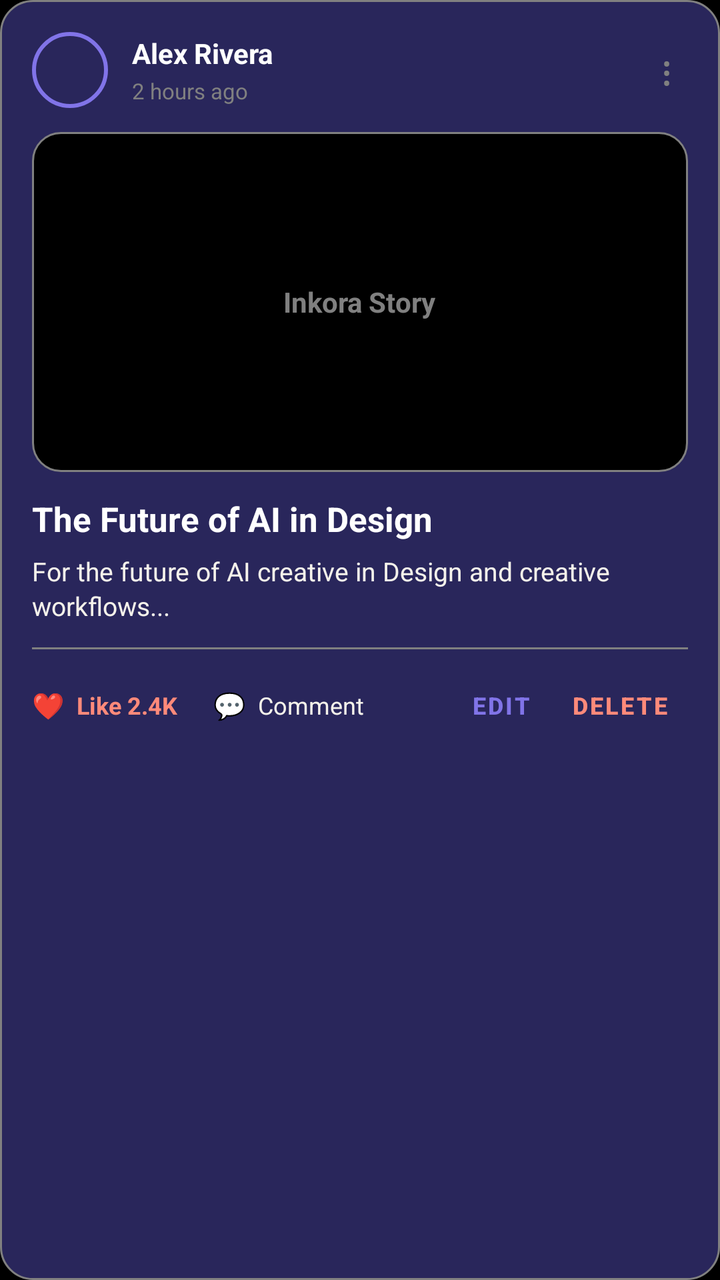
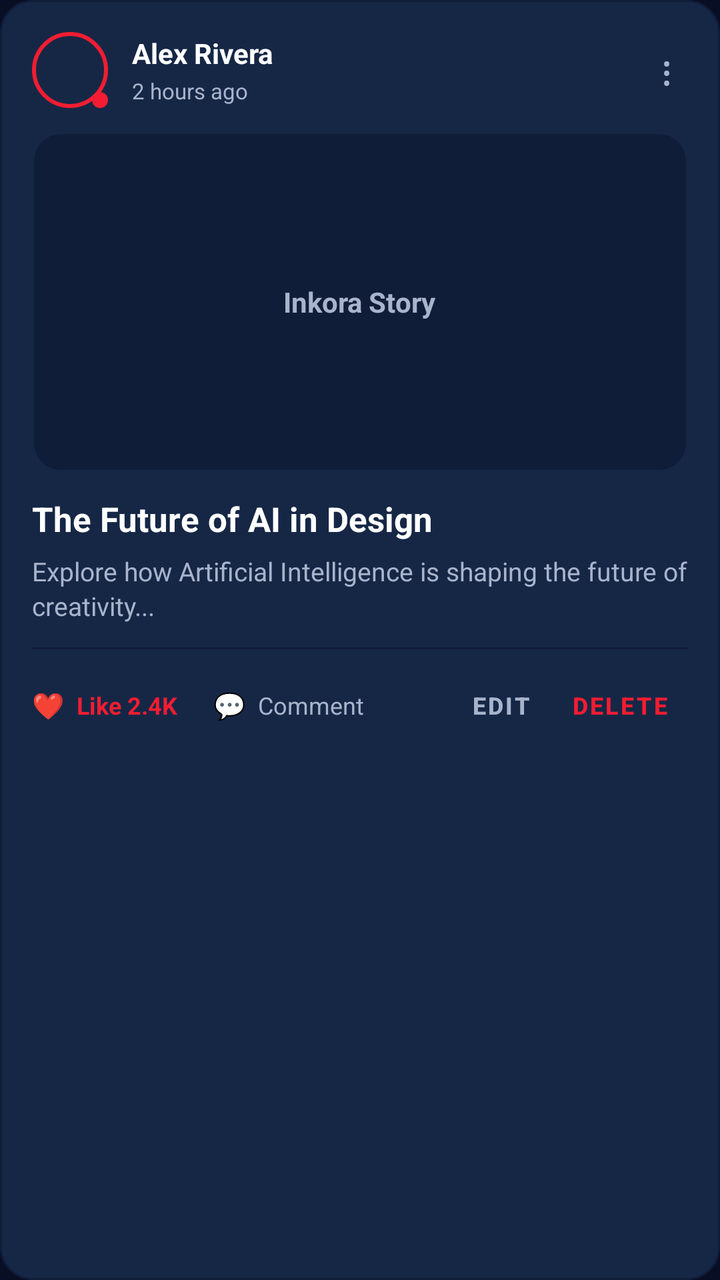

Two renders of the same Android screen: before a commit and after it. Below are the layout's source before the change and the commit's diff.
<!-- AndroidManifest.xml: application theme Theme.Task_3 -->
<!-- res/layout/item_blog.xml -->
<?xml version="1.0" encoding="utf-8"?>
<LinearLayout
    xmlns:android="http://schemas.android.com/apk/res/android"
    xmlns:app="http://schemas.android.com/apk/res-auto"
    android:layout_width="match_parent"
    android:layout_height="wrap_content"
    android:orientation="vertical"
    android:layout_marginBottom="16dp"
    android:background="@drawable/bg_card_dark"
    android:padding="16dp">

    
    <LinearLayout
        android:layout_width="match_parent"
        android:layout_height="wrap_content"
        android:gravity="center_vertical"
        android:orientation="horizontal">

        
        <View
            android:id="@+id/avatarPlaceholder"
            android:layout_width="38dp"
            android:layout_height="38dp"
            android:background="@drawable/bg_avatar_placeholder" />

        <LinearLayout
            android:layout_width="0dp"
            android:layout_height="wrap_content"
            android:layout_marginStart="12dp"
            android:layout_weight="1"
            android:orientation="vertical">

            <TextView
                android:id="@+id/tvBlogAuthor"
                android:layout_width="wrap_content"
                android:layout_height="wrap_content"
                android:text="Alex Rivera"
                android:textColor="@color/White"
                android:textSize="14sp"
                android:textStyle="bold" />

            <TextView
                android:id="@+id/tvBlogTime"
                android:layout_width="wrap_content"
                android:layout_height="wrap_content"
                android:layout_marginTop="2dp"
                android:text="2 hours ago"
                android:textColor="@color/Grey"
                android:textSize="11sp" />
        </LinearLayout>

        <TextView
            android:id="@+id/tvOptions"
            android:layout_width="wrap_content"
            android:layout_height="wrap_content"
            android:paddingHorizontal="8dp"
            android:text="⋮"
            android:textColor="@color/Grey"
            android:textSize="20sp" />
    </LinearLayout>

    
    <FrameLayout
        android:id="@+id/coverImageContainer"
        android:layout_width="match_parent"
        android:layout_height="170dp"
        android:layout_marginTop="12dp"
        android:background="@drawable/bg_image_placeholder">

        <TextView
            android:layout_width="wrap_content"
            android:layout_height="wrap_content"
            android:layout_gravity="center"
            android:text="Inkora Story"
            android:textColor="@color/Grey"
            android:textSize="14sp"
            android:textStyle="bold" />
    </FrameLayout>

    
    <TextView
        android:id="@+id/tvBlogTitle"
        android:layout_width="match_parent"
        android:layout_height="wrap_content"
        android:layout_marginTop="12dp"
        android:text="The Future of AI in Design"
        android:textColor="@color/White"
        android:textSize="17sp"
        android:textStyle="bold"
        android:lineSpacingExtra="2dp" />

    
    <TextView
        android:id="@+id/tvBlogContent"
        android:layout_width="match_parent"
        android:layout_height="wrap_content"
        android:layout_marginTop="6dp"
        android:ellipsize="end"
        android:maxLines="2"
        android:text="For the future of AI creative in Design and creative workflows..."
        android:textColor="@color/Warm_Ivory"
        android:textSize="13sp"
        android:lineSpacingExtra="2dp" />

    
    <View
        android:layout_width="match_parent"
        android:layout_height="1dp"
        android:layout_marginTop="12dp"
        android:layout_marginBottom="10dp"
        android:background="@color/Grey" />

    
    <LinearLayout
        android:layout_width="match_parent"
        android:layout_height="wrap_content"
        android:gravity="center_vertical"
        android:orientation="horizontal">

        
        <LinearLayout
            android:id="@+id/layoutLike"
            android:layout_width="wrap_content"
            android:layout_height="wrap_content"
            android:gravity="center_vertical"
            android:orientation="horizontal"
            android:paddingVertical="4dp">

            <TextView
                android:layout_width="wrap_content"
                android:layout_height="wrap_content"
                android:text="❤️"
                android:textSize="13sp" />

            <TextView
                android:id="@+id/tvLikesCount"
                android:layout_width="wrap_content"
                android:layout_height="wrap_content"
                android:layout_marginStart="6dp"
                android:text="Like 2.4K"
                android:textColor="@color/Coral_Accent"
                android:textSize="12sp"
                android:textStyle="bold" />
        </LinearLayout>

        
        <LinearLayout
            android:id="@+id/layoutComment"
            android:layout_width="wrap_content"
            android:layout_height="wrap_content"
            android:layout_marginStart="18dp"
            android:gravity="center_vertical"
            android:orientation="horizontal"
            android:paddingVertical="4dp">

            <TextView
                android:layout_width="wrap_content"
                android:layout_height="wrap_content"
                android:text="💬"
                android:textSize="13sp" />

            <TextView
                android:layout_width="wrap_content"
                android:layout_height="wrap_content"
                android:layout_marginStart="6dp"
                android:text="Comment"
                android:textColor="@color/Warm_Ivory"
                android:textSize="12sp" />
        </LinearLayout>

        <View
            android:layout_width="0dp"
            android:layout_height="1dp"
            android:layout_weight="1" />

        
        <androidx.appcompat.widget.AppCompatButton
            android:id="@+id/btnEdit"
            style="@style/Widget.MaterialComponents.Button.TextButton"
            android:layout_width="wrap_content"
            android:layout_height="36dp"
            android:minWidth="48dp"
            android:paddingHorizontal="10dp"
            android:text="Edit"
            android:textColor="@color/Soft_Violet"
            android:textSize="12sp"
            android:textStyle="bold" />

        
        <androidx.appcompat.widget.AppCompatButton
            android:id="@+id/btnDelete"
            style="@style/Widget.MaterialComponents.Button.TextButton"
            android:layout_width="wrap_content"
            android:layout_height="36dp"
            android:minWidth="48dp"
            android:paddingHorizontal="10dp"
            android:text="Delete"
            android:textColor="@color/Coral_Accent"
            android:textSize="12sp"
            android:textStyle="bold" />
    </LinearLayout>

</LinearLayout>
<!-- resources referenced by this layout -->
<resources>
  <color name="Coral_Accent">#FF8A7A</color>
  <color name="Grey">#808080</color>
  <color name="Soft_Violet">#8174E8</color>
  <color name="Warm_Ivory">#F5F2EB</color>
  <color name="White">#FFFFFF</color>
  <!-- drawable bg_avatar_placeholder (drawable) -->
  <?xml version="1.0" encoding="utf-8"?>
  <shape xmlns:android="http://schemas.android.com/apk/res/android"
      android:shape="oval">
      <solid android:color="@color/Midnight_indigo" />
      <stroke
          android:width="2dp"
          android:color="@color/Soft_Violet" />
  </shape>
  <!-- drawable bg_card_dark (drawable) -->
  <?xml version="1.0" encoding="utf-8"?>
  <shape xmlns:android="http://schemas.android.com/apk/res/android"
      android:shape="rectangle">
      <solid android:color="@color/Midnight_indigo" />
      <stroke
          android:width="1dp"
          android:color="@color/Grey" />
      <corners android:radius="16dp" />
  </shape>
  <!-- drawable bg_image_placeholder (drawable) -->
  <?xml version="1.0" encoding="utf-8"?>
  <shape xmlns:android="http://schemas.android.com/apk/res/android"
      android:shape="rectangle">
      <solid android:color="@color/Black" />
      <stroke
          android:width="1dp"
          android:color="@color/Grey" />
      <corners android:radius="14dp" />
  </shape>
  <style name="Theme.Task_3" parent="Base.Theme.Task_3" />
  <color name="Midnight_indigo">#29265B</color>
  <color name="Black">#000000</color>
  <style name="Base.Theme.Task_3" parent="Theme.Material3.DayNight.NoActionBar">
          <item name="colorPrimary">@color/Soft_Violet</item>
          <item name="colorPrimaryVariant">@color/Midnight_indigo</item>
          <item name="colorSecondary">@color/Coral_Accent</item>
          <item name="android:statusBarColor">@color/Midnight_indigo</item>
          <item name="android:windowBackground">@color/Black</item>
          <item name="android:navigationBarColor">@color/Midnight_indigo</item>
      </style>
</resources>

<!-- the commit's change to res/layout/item_blog.xml (unified diff, before → after) -->
@@ -17,11 +17,23 @@
         android:orientation="horizontal">
 
         
-        <View
-            android:id="@+id/avatarPlaceholder"
-            android:layout_width="38dp"
-            android:layout_height="38dp"
-            android:background="@drawable/bg_avatar_placeholder" />
+        <FrameLayout
+            android:layout_width="wrap_content"
+            android:layout_height="wrap_content">
+
+            <View
+                android:id="@+id/avatarPlaceholder"
+                android:layout_width="38dp"
+                android:layout_height="38dp"
+                android:background="@drawable/bg_avatar_placeholder" />
+
+            
+            <View
+                android:layout_width="8dp"
+                android:layout_height="8dp"
+                android:layout_gravity="bottom|end"
+                android:background="@drawable/bg_primary_button" />
+        </FrameLayout>
 
         <LinearLayout
             android:layout_width="0dp"
@@ -35,7 +47,7 @@
                 android:layout_width="wrap_content"
                 android:layout_height="wrap_content"
                 android:text="Alex Rivera"
-                android:textColor="@color/White"
+                android:textColor="@color/primary_text"
                 android:textSize="14sp"
                 android:textStyle="bold" />
 
@@ -45,7 +57,7 @@
                 android:layout_height="wrap_content"
                 android:layout_marginTop="2dp"
                 android:text="2 hours ago"
-                android:textColor="@color/Grey"
+                android:textColor="@color/secondary_text"
                 android:textSize="11sp" />
         </LinearLayout>
 
@@ -55,7 +67,7 @@
             android:layout_height="wrap_content"
             android:paddingHorizontal="8dp"
             android:text="⋮"
-            android:textColor="@color/Grey"
+            android:textColor="@color/secondary_text"
             android:textSize="20sp" />
     </LinearLayout>
 
@@ -72,7 +84,7 @@
             android:layout_height="wrap_content"
             android:layout_gravity="center"
             android:text="Inkora Story"
-            android:textColor="@color/Grey"
+            android:textColor="@color/secondary_text"
             android:textSize="14sp"
             android:textStyle="bold" />
     </FrameLayout>
@@ -84,7 +96,7 @@
         android:layout_height="wrap_content"
         android:layout_marginTop="12dp"
         android:text="The Future of AI in Design"
-        android:textColor="@color/White"
+        android:textColor="@color/primary_text"
         android:textSize="17sp"
         android:textStyle="bold"
         android:lineSpacingExtra="2dp" />
@@ -97,8 +109,8 @@
         android:layout_marginTop="6dp"
         android:ellipsize="end"
         android:maxLines="2"
-        android:text="For the future of AI creative in Design and creative workflows..."
-        android:textColor="@color/Warm_Ivory"
+        android:text="Explore how Artificial Intelligence is shaping the future of creativity..."
+        android:textColor="@color/secondary_text"
         android:textSize="13sp"
         android:lineSpacingExtra="2dp" />
 
@@ -108,7 +120,7 @@
         android:layout_height="1dp"
         android:layout_marginTop="12dp"
         android:layout_marginBottom="10dp"
-        android:background="@color/Grey" />
+        android:background="@color/secondary_background" />
 
     
     <LinearLayout
@@ -138,7 +150,7 @@
                 android:layout_height="wrap_content"
                 android:layout_marginStart="6dp"
                 android:text="Like 2.4K"
-                android:textColor="@color/Coral_Accent"
+                android:textColor="@color/primary_red"
                 android:textSize="12sp"
                 android:textStyle="bold" />
         </LinearLayout>
@@ -164,7 +176,7 @@
                 android:layout_height="wrap_content"
                 android:layout_marginStart="6dp"
                 android:text="Comment"
-                android:textColor="@color/Warm_Ivory"
+                android:textColor="@color/secondary_text"
                 android:textSize="12sp" />
         </LinearLayout>
 
@@ -182,7 +194,7 @@
             android:minWidth="48dp"
             android:paddingHorizontal="10dp"
             android:text="Edit"
-            android:textColor="@color/Soft_Violet"
+            android:textColor="@color/secondary_text"
             android:textSize="12sp"
             android:textStyle="bold" />
 
@@ -195,7 +207,7 @@
             android:minWidth="48dp"
             android:paddingHorizontal="10dp"
             android:text="Delete"
-            android:textColor="@color/Coral_Accent"
+            android:textColor="@color/primary_red"
             android:textSize="12sp"
             android:textStyle="bold" />
     </LinearLayout>
<!-- resource entries referenced after the edit -->
@@ -1,49 +1,55 @@
 <!-- resources referenced by this layout -->
 <resources>
-  <color name="Coral_Accent">#FF8A7A</color>
-  <color name="Grey">#808080</color>
-  <color name="Soft_Violet">#8174E8</color>
-  <color name="Warm_Ivory">#F5F2EB</color>
-  <color name="White">#FFFFFF</color>
+  <color name="primary_red">#F21D32</color>
+  <color name="primary_text">#FFFFFF</color>
+  <color name="secondary_background">#101D38</color>
+  <color name="secondary_text">#A8B4CC</color>
   <!-- drawable bg_avatar_placeholder (drawable) -->
   <?xml version="1.0" encoding="utf-8"?>
   <shape xmlns:android="http://schemas.android.com/apk/res/android"
       android:shape="oval">
-      <solid android:color="@color/Midnight_indigo" />
+      <solid android:color="@color/card_surface" />
       <stroke
           android:width="2dp"
-          android:color="@color/Soft_Violet" />
+          android:color="@color/primary_red" />
   </shape>
   <!-- drawable bg_card_dark (drawable) -->
   <?xml version="1.0" encoding="utf-8"?>
   <shape xmlns:android="http://schemas.android.com/apk/res/android"
       android:shape="rectangle">
-      <solid android:color="@color/Midnight_indigo" />
+      <solid android:color="@color/card_surface" />
       <stroke
           android:width="1dp"
-          android:color="@color/Grey" />
+          android:color="@color/secondary_background" />
       <corners android:radius="16dp" />
   </shape>
   <!-- drawable bg_image_placeholder (drawable) -->
   <?xml version="1.0" encoding="utf-8"?>
   <shape xmlns:android="http://schemas.android.com/apk/res/android"
       android:shape="rectangle">
-      <solid android:color="@color/Black" />
+      <solid android:color="@color/secondary_background" />
       <stroke
           android:width="1dp"
-          android:color="@color/Grey" />
+          android:color="@color/card_surface" />
       <corners android:radius="14dp" />
   </shape>
+  <!-- drawable bg_primary_button (drawable) -->
+  <?xml version="1.0" encoding="utf-8"?>
+  <shape xmlns:android="http://schemas.android.com/apk/res/android"
+      android:shape="rectangle">
+      <solid android:color="@color/primary_red" />
+      <corners android:radius="26dp" />
+  </shape>
   <style name="Theme.Task_3" parent="Base.Theme.Task_3" />
-  <color name="Midnight_indigo">#29265B</color>
-  <color name="Black">#000000</color>
+  <color name="card_surface">#162746</color>
   <style name="Base.Theme.Task_3" parent="Theme.Material3.DayNight.NoActionBar">
-          <item name="colorPrimary">@color/Soft_Violet</item>
-          <item name="colorPrimaryVariant">@color/Midnight_indigo</item>
-          <item name="colorSecondary">@color/Coral_Accent</item>
-          <item name="android:statusBarColor">@color/Midnight_indigo</item>
-          <item name="android:windowBackground">@color/Black</item>
-          <item name="android:navigationBarColor">@color/Midnight_indigo</item>
+          <item name="colorPrimary">@color/primary_red</item>
+          <item name="colorPrimaryVariant">@color/secondary_background</item>
+          <item name="colorSecondary">@color/primary_red</item>
+          <item name="android:statusBarColor">@color/primary_background</item>
+          <item name="android:windowBackground">@color/primary_background</item>
+          <item name="android:navigationBarColor">@color/secondary_background</item>
       </style>
+  <color name="primary_background">#080F24</color>
 </resources>
 
